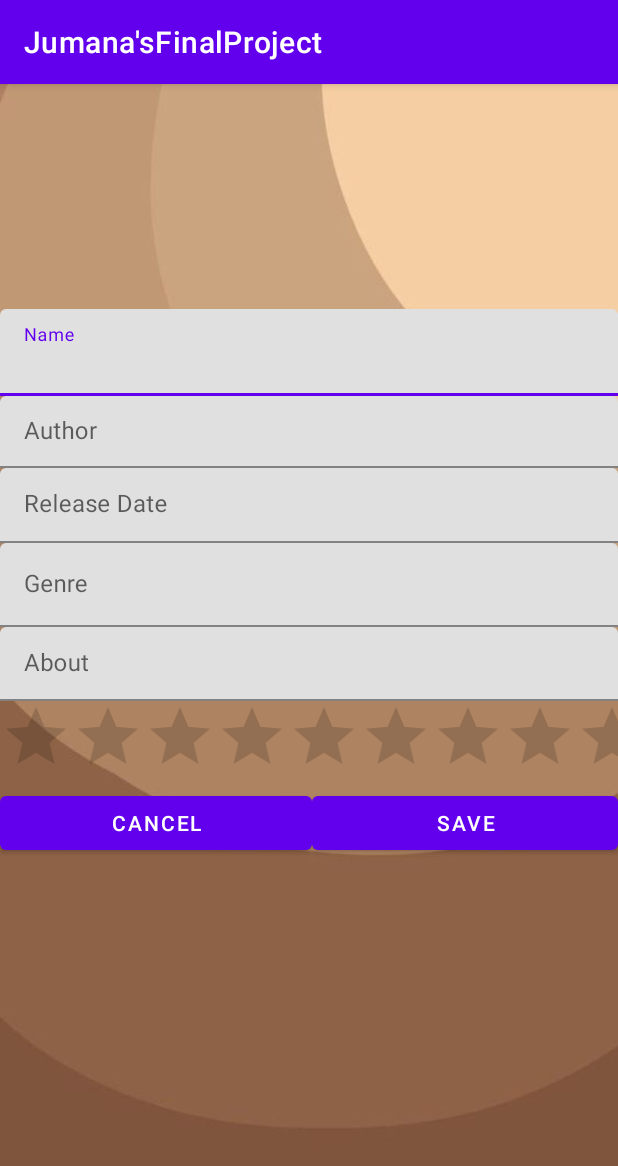
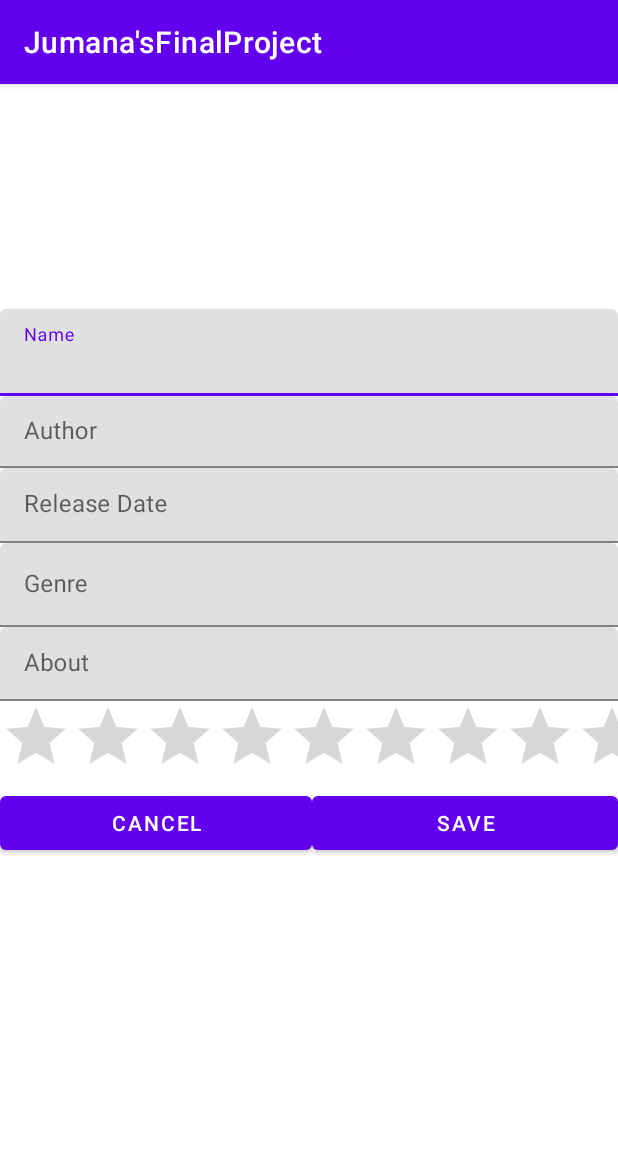
Before and after one commit to shokjumana/Jumana_final_project_0.1, an Android app: the screen it shows after launch once a user with an empty profile is signed in (addBook), after a tap on an icon or button, on a phone screen of 412 x 824 dp. Shown: the top 1166 px of the screen. Run offline under Robolectric (Android 15) with nearby library versions, the phone set to English and light mode, and no system bars; our stand-ins replace Firebase (no records; nobody signed in at launch, a user with empty details on screens opened directly); 1 other tap on this screen came first.

Commit message:
fixed.وووو

```diff
--- a/app/src/main/java/shk/jumana/jumanasfinalproject/MainActivity.java
+++ b/app/src/main/java/shk/jumana/jumanasfinalproject/MainActivity.java
@@ -6,6 +6,7 @@ import androidx.annotation.NonNull;
 import androidx.appcompat.app.AlertDialog;
 import androidx.appcompat.app.AppCompatActivity;
 
+import android.annotation.SuppressLint;
 import android.content.DialogInterface;
 import android.content.Intent;
 import android.os.Bundle;
@@ -40,6 +41,7 @@ public class MainActivity extends AppCompatActivity
     ListView bookList;
     SearchView searchView;
 
+        @SuppressLint("MissingInflatedId")
         @Override
         protected void onCreate(Bundle savedInstanceState)
         {
@@ -58,9 +60,32 @@ public class MainActivity extends AppCompatActivity
 
             ReadBookFromFirebase();
 
+            // doing search bar
+            searchView=findViewById(R.id.search);
+            searchView.setActivated(true);
+            searchView.setQueryHint("type your keyword here");
+            searchView.onActionViewExpanded();
+            searchView.setIconified(false);
+            searchView.clearFocus();
 
 
-                //downloading and working on listener for every change on قاعدة البيانات and cleans the given info so it deletes
+
+            searchView.setOnQueryTextListener(new SearchView.OnQueryTextListener() {
+                @Override
+                public boolean onQueryTextSubmit(String query) {
+                    return false;
+                }
+
+                @Override
+                public boolean onQueryTextChange(String newText)
+                {
+
+                    bookAdapter.getFilter().filter(newText);
+                    return false;
+                }
+            });
+
+            //downloading and working on listener for every change on قاعدة البيانات and cleans the given info so it deletes
             //it and downloads new info.
 
             btnAddBook.setOnClickListener(new View.OnClickListener() {
@@ -71,10 +96,7 @@ public class MainActivity extends AppCompatActivity
                     startActivity(i);
                 }
             });
-
             }
-
-
         }
 
 
@@ -142,7 +164,6 @@ public class MainActivity extends AppCompatActivity
                     //build dialog
                     //خروج وتخزين
                     dialogInterface.cancel();
-
                 }
             });
             AlertDialog dialog=builder.create();
@@ -151,8 +172,6 @@ public class MainActivity extends AppCompatActivity
         }
 
         return true;
-
-
     }
 
 
@@ -193,7 +212,6 @@ public class MainActivity extends AppCompatActivity
             }
 
 
-
             @Override
             public void onCancelled(@NonNull DatabaseError error)
             {
--- a/app/src/main/res/layout/activity_add_book.xml
+++ b/app/src/main/res/layout/activity_add_book.xml
@@ -5,7 +5,6 @@
     android:layout_width="match_parent"
     android:layout_height="wrap_content"
     android:orientation="vertical"
-    android:background="@drawable/browmlight"
     tools:context=".addBook">
 
     <ImageView
--- a/app/src/main/res/layout/activity_main.xml
+++ b/app/src/main/res/layout/activity_main.xml
@@ -14,6 +14,7 @@
         android:orientation="horizontal">
 
         <SearchView
+            android:id="@+id/search"
             android:layout_width="288dp"
             android:layout_height="wrap_content"
             android:layout_weight="4">
--- a/app/src/main/res/layout/book_item.xml
+++ b/app/src/main/res/layout/book_item.xml
@@ -4,7 +4,6 @@
     xmlns:tools="http://schemas.android.com/tools"
     android:layout_width="match_parent"
     android:layout_height="match_parent"
-    android:background="@drawable/browmlight"
     >
 
     <ImageView
```
Also changed, not shown: app/src/main/java/shk/jumana/jumanasfinalproject/data/BookAdapter.java (+12 -8 lines).
